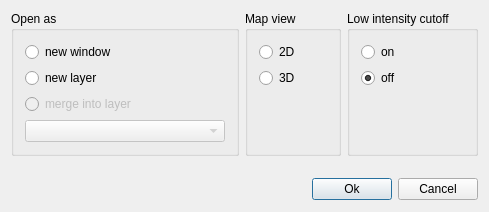
Before: the Qt Designer form include/OpenMS/VISUAL/DIALOGS/UIC/TOPPViewOpenDialog.ui in hroest/flaming-archer, drawn with Qt 5.
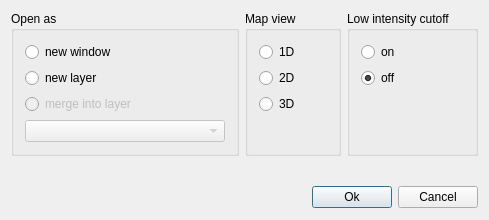
After: the same form once the commit is applied.

Commit message: TOPPView: improved spectrum browser - 2d data can now be loaded directly into and browsed in 1d view

Diff of the .ui file:
```diff
--- a/include/OpenMS/VISUAL/DIALOGS/UIC/TOPPViewOpenDialog.ui
+++ b/include/OpenMS/VISUAL/DIALOGS/UIC/TOPPViewOpenDialog.ui
@@ -9,7 +9,7 @@
     <x>0</x>
     <y>0</y>
     <width>485</width>
-    <height>192</height>
+    <height>220</height>
    </rect>
   </property>
   <property name="windowTitle" >
@@ -18,9 +18,9 @@
   <property name="modal" >
    <bool>true</bool>
   </property>
-  <layout class="QVBoxLayout" >
+  <layout class="QVBoxLayout" name="verticalLayout" >
    <item>
-    <layout class="QHBoxLayout" >
+    <layout class="QHBoxLayout" name="horizontalLayout" >
      <item>
       <widget class="QGroupBox" name="groupBox" >
        <property name="title" >
@@ -76,6 +76,13 @@
         <string>Map view</string>
        </property>
        <layout class="QVBoxLayout" >
+        <item>
+         <widget class="QRadioButton" name="d1_" >
+          <property name="text" >
+           <string>1D</string>
+          </property>
+         </widget>
+        </item>
         <item>
          <widget class="QRadioButton" name="d2_" >
           <property name="text" >
```
Left out of the diff: 8 changed lines with no effect on the pictures. The commit also changes 7 other files.
